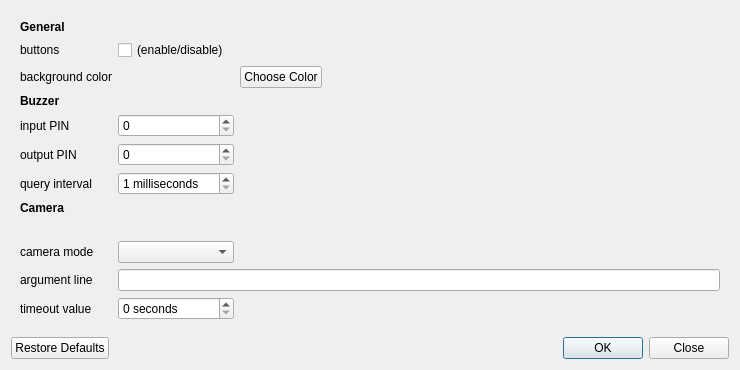
Above: preferences.ui from tomikais/fotobox before the change. Below: the same form after it.
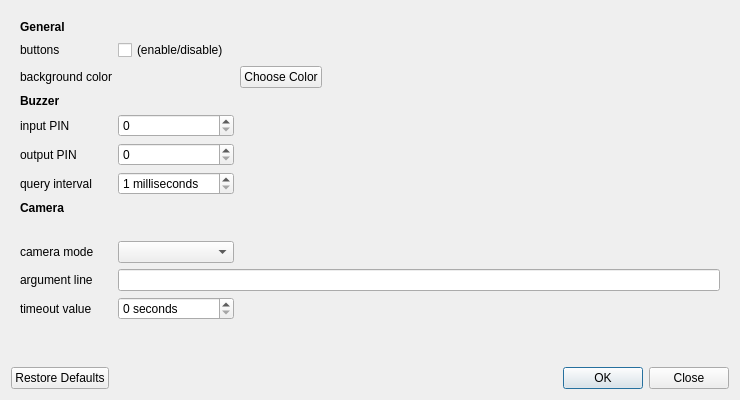
That is the form after the change.

Commit message: camera mode handling

```diff
--- a/preferences.ui
+++ b/preferences.ui
@@ -10,7 +10,7 @@
     <x>0</x>
     <y>0</y>
     <width>740</width>
-    <height>370</height>
+    <height>400</height>
    </rect>
   </property>
   <property name="mouseTracking">
@@ -31,7 +31,7 @@
         <x>0</x>
         <y>0</y>
         <width>722</width>
-        <height>323</height>
+        <height>353</height>
        </rect>
       </property>
       <layout class="QVBoxLayout" name="verticalLayout_2">
@@ -229,6 +229,9 @@
           </widget>
          </item>
          <item row="8" column="0" colspan="4">
+          <widget class="QLabel" name="lblCameraInfo"/>
+         </item>
+         <item row="9" column="2" colspan="2">
           <widget class="QLabel" name="lblCameraModeInfo"/>
          </item>
         </layout>
```
Left out of the diff: 14 changed lines with no effect on the pictures. The commit also changes 2 other files.
